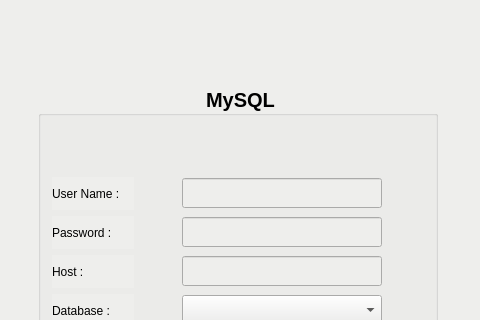
Above: mysqllogin.ui from aks-arise1600/MySqlGUI before the change; both pictures show x 135 to 615 and y 0 to 320 of the 746 by 559 pixel window. Below: the same form after it.
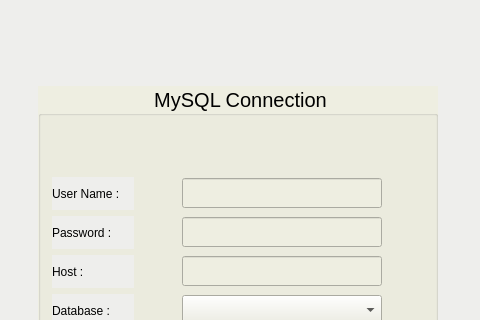
That is the form after the change. Icons and pictures are not drawn.

```diff
--- a/mysqllogin.ui
+++ b/mysqllogin.ui
@@ -47,12 +47,15 @@
       <property name="font">
        <font>
         <pointsize>15</pointsize>
-        <weight>75</weight>
-        <bold>true</bold>
+        <weight>50</weight>
+        <bold>false</bold>
        </font>
       </property>
+      <property name="styleSheet">
+       <string notr="true">background-color: rgb(238, 238, 225);</string>
+      </property>
       <property name="title">
-       <string>MySQL</string>
+       <string>MySQL Connection</string>
       </property>
       <property name="alignment">
        <set>Qt::AlignCenter</set>
```
Left out of the diff: 8 changed lines with no effect on the pictures.
